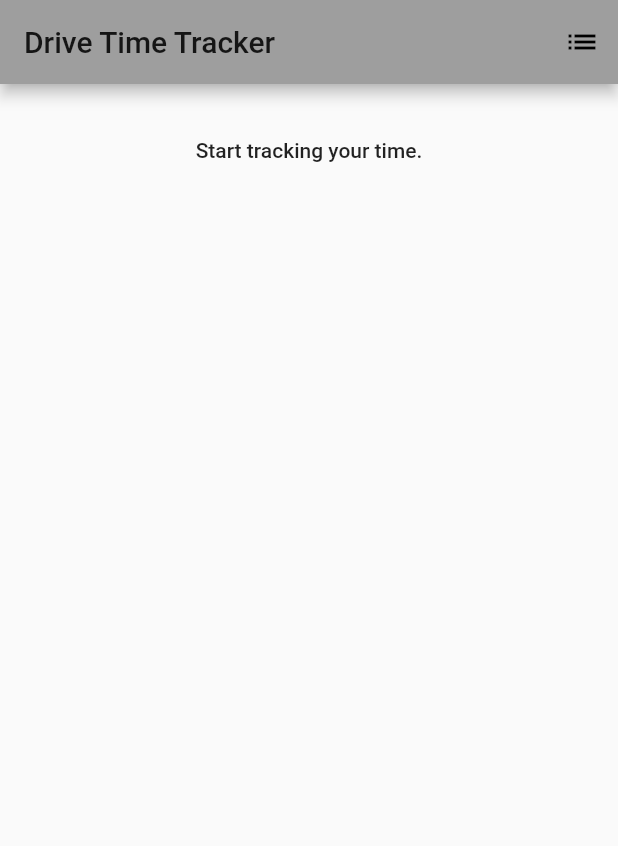
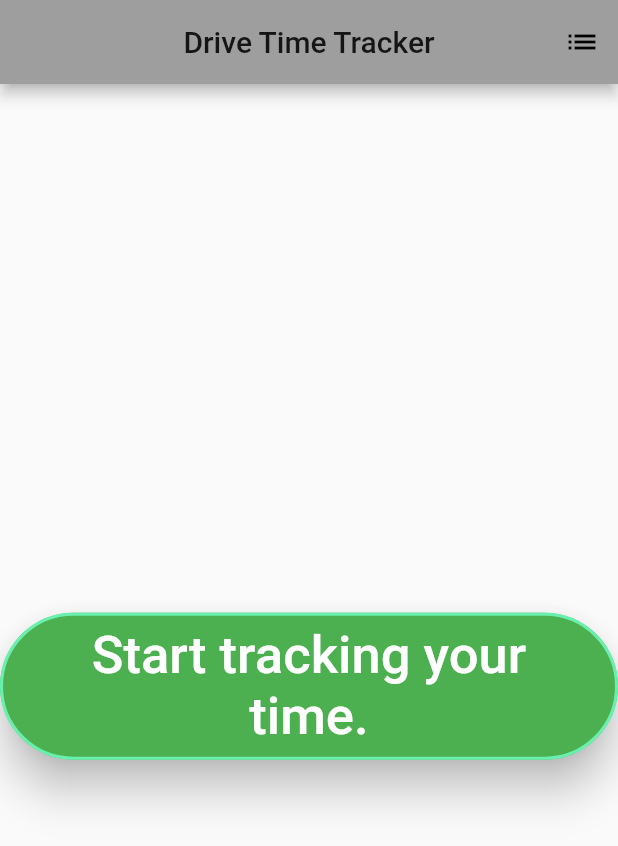
Before and after one commit to gartht/drive_time_tracker, a Flutter app: the screen it shows after launch, on a phone screen of 412 x 824 dp. Shown: the top 846 px of the screen. Run offline on Flutter 3.47's test engine with Material 2 defaults, Android fonts, the phone set to English and light mode, and no system bars; our stand-ins replace rflutter_alert.

Commit message:
Changed button from non-descript flat button to more obvious colored raised button

```diff
--- a/lib/screens/HomeScreen.dart
+++ b/lib/screens/HomeScreen.dart
@@ -10,6 +10,11 @@ class HomeScreen extends StatefulWidget {
   @override
   _HomeScreenState createState() => _HomeScreenState();
 }
+
+const Color drivingColor = Colors.red;
+const Color drivingAccent = Colors.redAccent;
+const Color idleColor = Colors.green;
+const Color idleAccent = Colors.greenAccent;
 
 class _HomeScreenState extends State<HomeScreen> {
   final String notRunningText = "Start tracking your time.";
@@ -28,17 +33,41 @@ class _HomeScreenState extends State<HomeScreen> {
 
   List<Widget> get _layout {
     var widgets = List<Widget>();
-    if (running) {
-      widgets.add(Text("Tracking Drive Time",
+
+    widgets.add(
+      Text(
+        running ? "Tracking Drive Time" : "",
         style: TextStyle(
             color: Colors.green[500],
-              fontSize: 20,
-              fontWeight: FontWeight.bold)));
-    }
+            fontSize: 30,
+            fontWeight: FontWeight.bold),
+        textAlign: TextAlign.center,
+      ),
+    );
 
-    widgets.add(Center(
-      child: FlatButton(
-        child: Text(running ? runningText : notRunningText),
+    widgets.add(Expanded(
+      child: Center(
+        child: RaisedButton(
+          elevation: 12.0,
+          shape: RoundedRectangleBorder(
+            borderRadius: BorderRadius.circular(60.0),
+            side: BorderSide(
+              color: running ? drivingAccent : idleAccent,
+              width: 2,
+            ),
+          ),
+          color: running ? drivingColor : idleColor,
+          child: Padding(
+            padding: const EdgeInsets.all(8.0),
+            child: Text(
+              running ? runningText : notRunningText,
+              style: TextStyle(
+                fontSize: 35.0,
+                color: Colors.white,
+              ),
+              textAlign: TextAlign.center,
+            ),
+          ),
           onPressed: () {
             setState(() {
               if (running) {
@@ -50,6 +79,7 @@ class _HomeScreenState extends State<HomeScreen> {
               running = !running;
             });
           },
+        ),
       ),
     ));
 
@@ -67,13 +97,17 @@ class _HomeScreenState extends State<HomeScreen> {
   Widget build(BuildContext context) {
     return Scaffold(
       appBar: AppBar(
-        title: Text(widget.title),
+        title: Text(
+          widget.title,
+        ),
         actions: [IconButton(icon: Icon(Icons.list), onPressed: _buttonAction)],
+        centerTitle: true,
       ),
-      body: Column(children: [
-        SizedBox(
-          height: 20.0,
-        ),
+      body: Column(
+          mainAxisSize: MainAxisSize.max,
+          mainAxisAlignment: MainAxisAlignment.start,
+          crossAxisAlignment: CrossAxisAlignment.stretch,
+          children: [
             ..._layout,
           ]),
     );
```
Also changed, not shown: pubspec.lock. Lines whose indentation alone changed are shown as unchanged.
